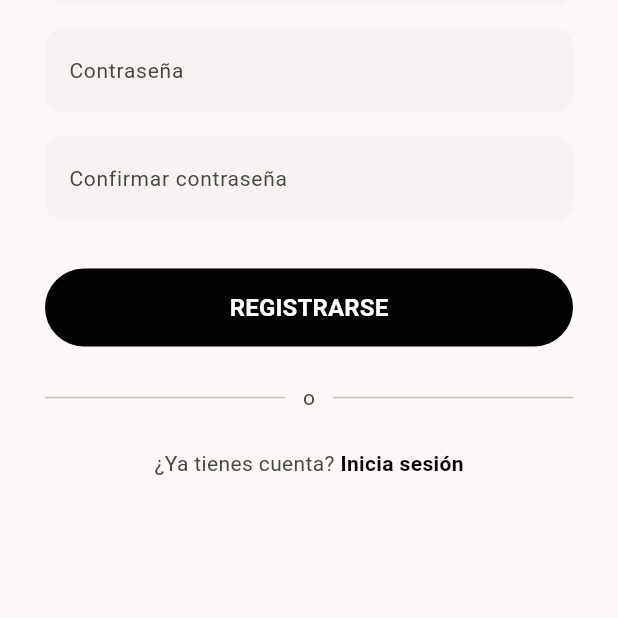
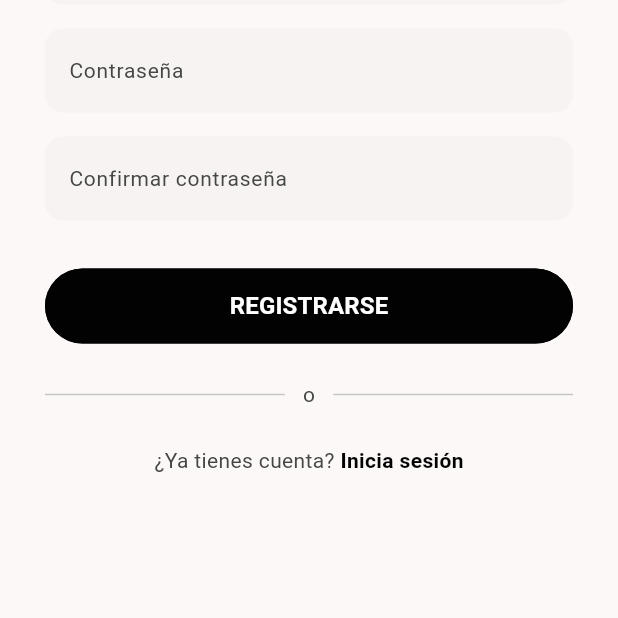
Before and after one commit to sebasvcx/kloth_flutter, a Flutter app: the screen it shows after launch, after a tap on "Register", on a phone screen of 412 x 824 dp, the part 618-1236 px from its top. Run offline on Flutter 3.47's test engine with Material 3 defaults, Android fonts, the phone set to English and light mode, and no system bars; our stand-ins replace material_ui; network calls fail.

Commit message:
(fix): fixes 1

```diff
--- a/lib/main.dart
+++ b/lib/main.dart
@@ -3,7 +3,7 @@ import 'package:material_ui/material_ui.dart';
 import 'screens/screen_picker.dart';
 
 void main() {
-  runApp(MainApp());
+  runApp(const MainApp());
 }
 
 class MainApp extends StatelessWidget {
--- a/lib/screens/login_screen.dart
+++ b/lib/screens/login_screen.dart
@@ -13,24 +13,24 @@ class LoginScreen extends StatelessWidget {
       backgroundColor: Color(0xFFFCF8F7),
       body: SafeArea(
         child: Padding(
-          padding: EdgeInsets.all(30),
+          padding: EdgeInsets.all(30.0),
           child: Column(
             crossAxisAlignment: CrossAxisAlignment.stretch,
             children: [
               Spacer(),
               KlothLogoHeader(),
-              SizedBox(height: 40),
+              SizedBox(height: 40.0),
               KlothTextField(
-                label: 'Correo electrónico',
-                hint: 'correo@gmail.com',
+                labelText: 'Correo electrónico',
+                hintText: 'correo@gmail.com',
                 keyboardType: TextInputType.emailAddress,
               ),
-              SizedBox(height: 16),
+              SizedBox(height: 16.0),
               KlothTextField(
-                label: 'Contraseña',
+                labelText: 'Contraseña',
                 obscureText: true,
               ),
-              SizedBox(height: 8),
+              SizedBox(height: 8.0),
               Align(
                 alignment: Alignment.centerRight,
                 child: TextButton(
@@ -41,11 +41,14 @@ class LoginScreen extends StatelessWidget {
                   ),
                 ),
               ),
-              SizedBox(height: 24),
-              KlothButton(buttonName: 'INGRESAR'),
-              SizedBox(height: 24),
+              SizedBox(height: 24.0),
+              KlothButton(
+                buttonName: 'INGRESAR',
+                buttonColor: Color(0xFF020202),
+              ),
+              SizedBox(height: 24.0),
               OrDivider(),
-              SizedBox(height: 24),
+              SizedBox(height: 24.0),
               AuthRedirectText(
                 text: '¿No tienes cuenta? ',
                 linkText: 'Regístrate',
@@ -68,7 +71,7 @@ class OrDivider extends StatelessWidget {
       children: [
         Expanded(child: Divider(color: Color(0xFFC6C7C1))),
         Padding(
-          padding: EdgeInsets.symmetric(horizontal: 12),
+          padding: EdgeInsets.symmetric(horizontal: 12.0),
           child: Text(
             'o',
             style: TextStyle(color: Color(0xFF454743)),
--- a/lib/screens/profile_screen.dart
+++ b/lib/screens/profile_screen.dart
@@ -100,7 +100,10 @@ class ProfileScreen extends StatelessWidget {
             SizedBox(height: 16),
             Divider(color: Color(0xFFC6C7C1)),
             SizedBox(height: 16),
-            KlothButton(buttonName: 'Editar perfil'),
+            KlothButton(
+              buttonName: 'Editar perfil',
+              buttonColor: Color(0xFF020202),
+            ),
             SizedBox(height: 12),
             OutlinedButton(
               onPressed: () {},
--- a/lib/screens/register_screen.dart
+++ b/lib/screens/register_screen.dart
@@ -14,51 +14,54 @@ class RegisterScreen extends StatelessWidget {
       backgroundColor: Color(0xFFFCF8F7),
       body: SafeArea(
         child: SingleChildScrollView(
-          padding: EdgeInsets.all(30),
+          padding: EdgeInsets.all(30.0),
           child: Column(
             crossAxisAlignment: CrossAxisAlignment.stretch,
             children: [
-              SizedBox(height: 30),
+              SizedBox(height: 30.0),
               KlothLogoHeader(),
-              SizedBox(height: 32),
+              SizedBox(height: 32.0),
               Text(
                 'Crear cuenta',
                 style: TextStyle(
                   color: Color(0xFF1C1B1B),
-                  fontSize: 35,
+                  fontSize: 35.0,
                   fontWeight: FontWeight.w600,
                 ),
               ),
-              SizedBox(height: 24),
+              SizedBox(height: 24.0),
               KlothTextField(
-                label: 'Nombre completo',
+                labelText: 'Nombre completo',
               ),
-              SizedBox(height: 16),
+              SizedBox(height: 16.0),
               KlothTextField(
-                label: 'Correo electrónico',
-                hint: 'correo@gmail.com',
+                labelText: 'Correo electrónico',
+                hintText: 'correo@gmail.com',
                 keyboardType: TextInputType.emailAddress,
               ),
-              SizedBox(height: 16),
+              SizedBox(height: 16.0),
               KlothTextField(
-                label: 'Contraseña',
+                labelText: 'Contraseña',
                 obscureText: true,
               ),
-              SizedBox(height: 16),
+              SizedBox(height: 16.0),
               KlothTextField(
-                label: 'Confirmar contraseña',
+                labelText: 'Confirmar contraseña',
                 obscureText: true,
               ),
-              SizedBox(height: 32),
-              KlothButton(buttonName: 'REGISTRARSE'),
-              SizedBox(height: 24),
+              SizedBox(height: 32.0),
+              KlothButton(
+                buttonName: 'REGISTRARSE',
+                buttonColor: Color(0xFF020202),
+              ),
+              SizedBox(height: 24.0),
               OrDivider(),
-              SizedBox(height: 24),
+              SizedBox(height: 24.0),
               AuthRedirectText(
                 text: '¿Ya tienes cuenta? ',
                 linkText: 'Inicia sesión',
               ),
-              SizedBox(height: 30),
+              SizedBox(height: 30.0),
             ],
           ),
         ),
--- a/lib/widgets/kloth_button.dart
+++ b/lib/widgets/kloth_button.dart
@@ -1,32 +1,31 @@
 import 'package:material_ui/material_ui.dart';
 
 class KlothButton extends StatelessWidget {
+  final String buttonName;
+  final Color buttonColor;
+
   const KlothButton({
     super.key,
     required this.buttonName,
-    this.onPressed,
+    required this.buttonColor,
   });
-
-  final String buttonName;
-  final VoidCallback? onPressed;
 
   @override
   Widget build(BuildContext context) {
     return SizedBox(
+      height: 50.0,
       width: double.infinity,
-      height: 52,
-      child: ElevatedButton(
-        onPressed: onPressed ?? () {},
-        style: ElevatedButton.styleFrom(
-          backgroundColor: Color(0xFF020202),
-          foregroundColor: Colors.white,
-          elevation: 0,
-          shape: StadiumBorder(),
+      child: OutlinedButton(
+        onPressed: () {},
+        style: OutlinedButton.styleFrom(
+          backgroundColor: buttonColor,
+          side: BorderSide(color: buttonColor),
         ),
         child: Text(
           buttonName,
           style: TextStyle(
-            fontSize: 16,
+            color: Colors.white,
+            fontSize: 16.0,
             fontWeight: FontWeight.w600,
           ),
         ),
--- a/lib/widgets/kloth_logo_header.dart
+++ b/lib/widgets/kloth_logo_header.dart
@@ -9,16 +9,15 @@ class KlothLogoHeader extends StatelessWidget {
       children: [
         Image.asset(
           'assets/images/logo_negro.png',
-          height: 90,
-          fit: BoxFit.contain,
+          height: 90.0,
         ),
-        SizedBox(height: 8),
+        SizedBox(height: 8.0),
         Text(
           'Tu comunidad de moda',
           textAlign: TextAlign.center,
           style: TextStyle(
             color: Color(0xFF454743),
-            fontSize: 16,
+            fontSize: 16.0,
           ),
         ),
       ],
--- a/lib/widgets/kloth_text_field.dart
+++ b/lib/widgets/kloth_text_field.dart
@@ -3,52 +3,49 @@ import 'package:material_ui/material_ui.dart';
 class KlothTextField extends StatelessWidget {
   const KlothTextField({
     super.key,
-    required this.label,
-    this.hint,
+    required this.labelText,
+    this.hintText,
     this.obscureText = false,
-    this.onChanged,
     this.keyboardType,
   });
 
-  final String label;
-  final String? hint;
+  final String labelText;
+  final String? hintText;
   final bool obscureText;
-  final ValueChanged<String>? onChanged;
   final TextInputType? keyboardType;
 
   @override
   Widget build(BuildContext context) {
     return TextField(
-      onChanged: onChanged,
       obscureText: obscureText,
       keyboardType: keyboardType,
       decoration: buildInputDecoration(
-        label: label,
-        hint: hint,
+        labelText: labelText,
+        hintText: hintText,
       ),
     );
   }
 }
 
 InputDecoration buildInputDecoration({
-  required String label,
-  String? hint,
+  required String labelText,
+  String? hintText,
 }) {
   return InputDecoration(
-    labelText: label,
-    hintText: hint,
+    labelText: labelText,
+    hintText: hintText,
+    labelStyle: TextStyle(
+      color: Color(0xFF454743),
+      fontSize: 14.0,
+    ),
     filled: true,
     fillColor: Color(0xFFF7F3F2),
-    labelStyle: TextStyle(
-      color: Color(0xFF454743),
-      fontSize: 14,
-    ),
     border: OutlineInputBorder(
-      borderRadius: BorderRadius.circular(12),
+      borderRadius: BorderRadius.circular(12.0),
       borderSide: BorderSide.none,
     ),
     focusedBorder: OutlineInputBorder(
-      borderRadius: BorderRadius.circular(12),
+      borderRadius: BorderRadius.circular(12.0),
       borderSide: BorderSide(color: Color(0xFF020202), width: 1.5),
     ),
   );
--- a/pubspec.yaml
+++ b/pubspec.yaml
@@ -19,5 +19,4 @@ dev_dependencies:
 flutter:
   uses-material-design: true
   assets:
-    - assets/images/logo_negro.png
-    - assets/images/logo_blanco.png
+    - assets/images/
```
